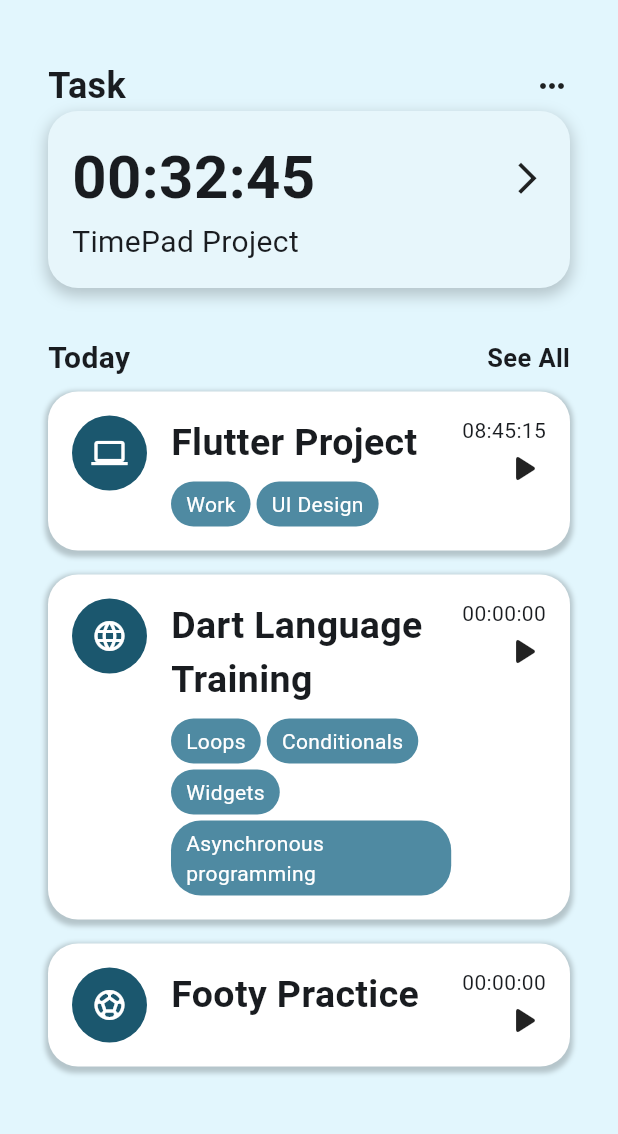
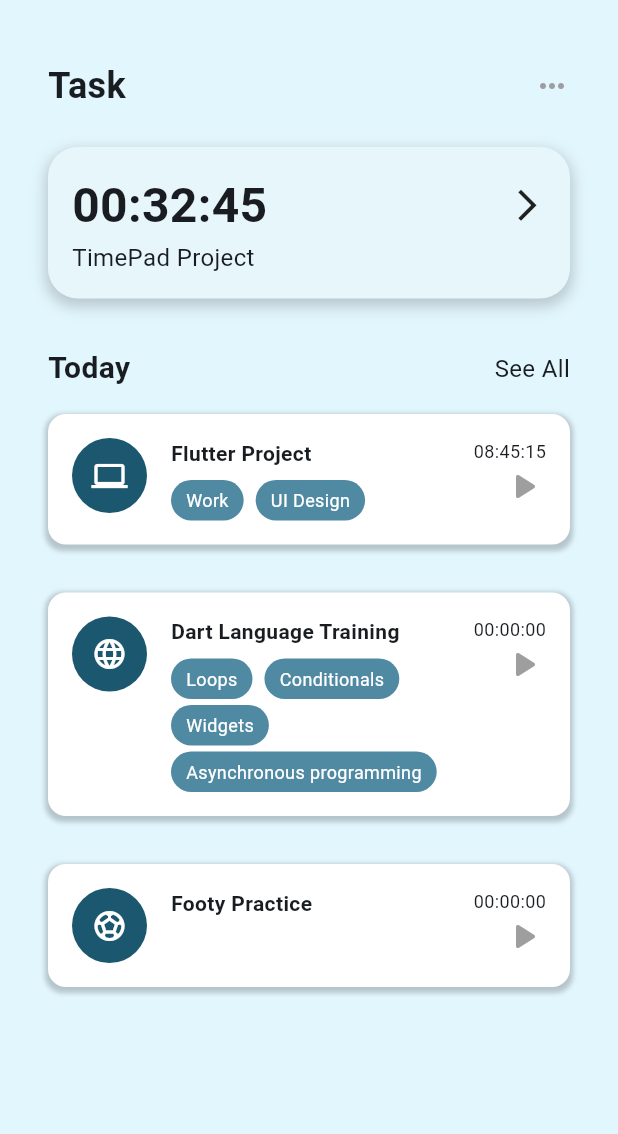
Before and after one commit to daiyaan-2000/TimeTracker, a Flutter app: the DashboardPage screen opened directly, on a phone screen of 412 x 824 dp, the part 84-1218 px from its top. Run offline on Flutter 3.47's test engine with Material 3 defaults, Android fonts, the phone set to English and light mode, and no system bars.

Commit message:
Font sizes and inside task card spacing

```diff
--- a/lib/pages/dashboard_page.dart
+++ b/lib/pages/dashboard_page.dart
@@ -24,11 +24,12 @@ class DashboardPage extends StatelessWidget {
                     'Task',
                     style: TextStyle(fontSize: 24, fontWeight: FontWeight.bold),
                   ),
-                  Icon(Icons.more_horiz),
+                  Icon(Icons.more_horiz, color: Colors.grey),
                 ],
               ),
+              SizedBox(height: 24),
               CurrentTimer(timer: '00:32:45', title: 'TimePad Project'),
-              SizedBox(height: 16),
+              SizedBox(height: 32),
               Row(
                 mainAxisAlignment: MainAxisAlignment.spaceBetween,
                 children: [
@@ -38,19 +39,23 @@ class DashboardPage extends StatelessWidget {
                   ),
                   Text(
                     'See All',
-                    style: TextStyle(fontSize: 17, fontWeight: FontWeight.bold),
+                    style: TextStyle(
+                      fontSize: 16,
+                      fontWeight: FontWeight.normal,
+                    ),
                   ),
                 ],
               ),
-              const SizedBox(height: 8),
+              const SizedBox(height: 16),
 
-              TimerCard(
+              TaskCards(
                 icon: Icon(Icons.computer, color: Colors.white),
                 title: 'Flutter Project',
                 timer: '08:45:15',
                 details: ['Work', 'UI Design'],
               ),
-              TimerCard(
+              const SizedBox(height: 16),
+              TaskCards(
                 icon: Icon(Icons.language, color: Colors.white),
                 title: 'Dart Language Training',
                 timer: '00:00:00',
@@ -61,7 +66,8 @@ class DashboardPage extends StatelessWidget {
                   'Asynchronous programming',
                 ],
               ),
-              TimerCard(
+              const SizedBox(height: 16),
+              TaskCards(
                 icon: Icon(Icons.sports_soccer, color: Colors.white),
                 title: 'Footy Practice',
                 timer: '00:00:00',
@@ -91,7 +97,7 @@ class CurrentTimer extends StatelessWidget {
         );
       },
       child: Container(
-        margin: EdgeInsets.only(bottom: 16),
+        //margin: EdgeInsets.only(bottom: 16),
         width: double.infinity,
         padding: EdgeInsets.all(16),
         decoration: BoxDecoration(
@@ -114,12 +120,12 @@ class CurrentTimer extends StatelessWidget {
               children: [
                 Text(
                   timer,
-                  style: TextStyle(fontSize: 40, fontWeight: FontWeight.bold),
+                  style: TextStyle(fontSize: 32, fontWeight: FontWeight.bold),
                 ),
                 Icon(Icons.arrow_forward_ios, size: 25),
               ],
             ),
-            Text(title, style: TextStyle(fontSize: 20)),
+            Text(title, style: TextStyle(fontSize: 16)),
           ],
         ),
       ),
@@ -127,8 +133,8 @@ class CurrentTimer extends StatelessWidget {
   }
 }
 
-class TimerCard extends StatelessWidget {
-  const TimerCard({
+class TaskCards extends StatelessWidget {
+  const TaskCards({
     super.key,
     required this.icon,
     required this.title,
@@ -162,7 +168,7 @@ class TimerCard extends StatelessWidget {
           padding: EdgeInsets.all(16),
           decoration: BoxDecoration(
             color: Color.fromARGB(255, 255, 255, 255),
-            borderRadius: BorderRadius.circular(20),
+            borderRadius: BorderRadius.circular(12),
             boxShadow: [
               BoxShadow(
                 color: Colors.black.withOpacity(0.2),
@@ -201,15 +207,15 @@ class TimerCard extends StatelessWidget {
                             title,
                             style: TextStyle(
                               fontWeight: FontWeight.bold,
-                              fontSize: 25,
+                              fontSize: 14,
                             ),
                           ),
 
                           Wrap(
-                            spacing: 4,
+                            spacing: 8,
                             runSpacing: 4,
                             children: [
-                              for (var i in details) TaskContainers(label: i),
+                              for (var i in details) TaskDescriptions(label: i),
                             ],
                           ),
                         ],
@@ -225,8 +231,12 @@ class TimerCard extends StatelessWidget {
                   mainAxisAlignment: MainAxisAlignment.spaceBetween,
                   crossAxisAlignment: CrossAxisAlignment.end,
                   children: [
-                    Text(timer),
-                    Icon(Icons.play_arrow_rounded, size: 30),
+                    Text(timer, style: TextStyle(fontSize: 12)),
+                    Icon(
+                      Icons.play_arrow_rounded,
+                      size: 30,
+                      color: Colors.grey,
+                    ),
                   ],
                 ),
               ),
@@ -238,8 +248,8 @@ class TimerCard extends StatelessWidget {
   }
 }
 
-class TaskContainers extends StatelessWidget {
-  const TaskContainers({super.key, required this.label});
+class TaskDescriptions extends StatelessWidget {
+  const TaskDescriptions({super.key, required this.label});
 
   final String label;
 
@@ -252,7 +262,7 @@ class TaskContainers extends StatelessWidget {
         color: Color.fromARGB(255, 79, 138, 162),
         borderRadius: BorderRadius.circular(20),
       ),
-      child: Text(label, style: TextStyle(color: Colors.white)),
+      child: Text(label, style: TextStyle(color: Colors.white, fontSize: 12)),
     );
   }
 }
```
